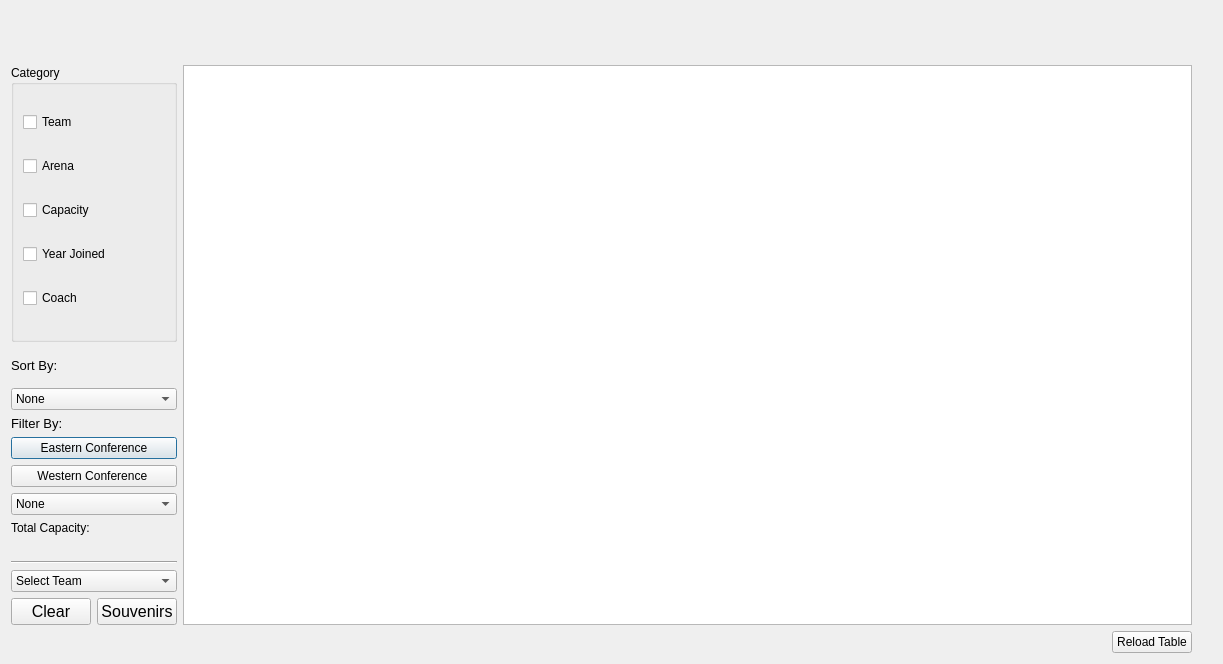
parham-sharaf/BTM-algo, file UI/display_team/display_team.ui: the form before one commit.
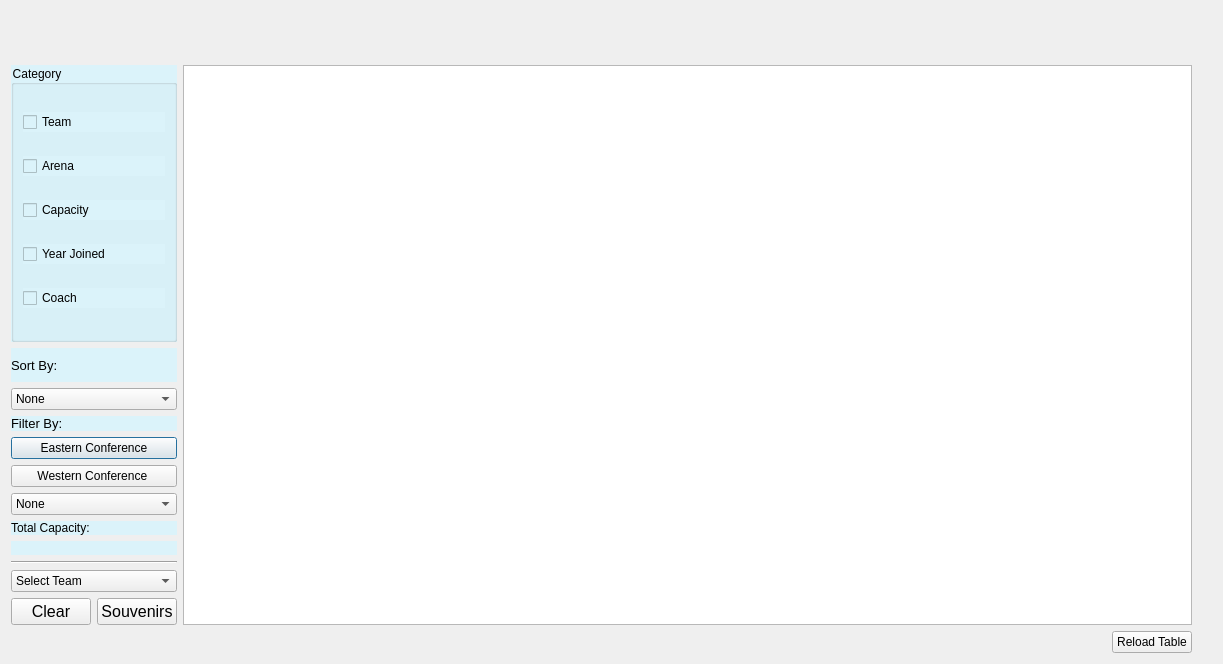
The form after the commit. Icons and pictures are not drawn.

Commit message: updated fonts and background pics / UI

```diff
--- a/UI/display_team/display_team.ui
+++ b/UI/display_team/display_team.ui
@@ -56,6 +56,10 @@
                  <pointsize>10</pointsize>
                 </font>
                </property>
+               <property name="styleSheet">
+                <string notr="true">background-color:#DBF3FA
+</string>
+               </property>
                <property name="text">
                 <string>Sort By:</string>
                </property>
@@ -103,6 +107,10 @@
                    <pointsize>10</pointsize>
                   </font>
                  </property>
+                 <property name="styleSheet">
+                  <string notr="true">background-color:#DBF3FA
+</string>
+                 </property>
                  <property name="text">
                   <string>Filter By:</string>
                  </property>
@@ -171,6 +179,10 @@
               <layout class="QVBoxLayout" name="verticalLayout_4">
                <item>
                 <widget class="QLabel" name="label_dbstatus">
+                 <property name="styleSheet">
+                  <string notr="true">background-color:#DBF3FA
+</string>
+                 </property>
                  <property name="text">
                   <string>Total Capacity:</string>
                  </property>
@@ -178,6 +190,10 @@
                </item>
                <item>
                 <widget class="QLabel" name="totalTeamCapacityLabel">
+                 <property name="styleSheet">
+                  <string notr="true">background-color:#DBF3FA
+</string>
+                 </property>
                  <property name="text">
                   <string/>
                  </property>
@@ -245,6 +261,10 @@
            </property>
            <item>
             <widget class="QGroupBox" name="groupBox">
+             <property name="styleSheet">
+              <string notr="true">background-color:#DBF3FA
+</string>
+             </property>
              <property name="title">
               <string>Category</string>
              </property>
```
The commit also changes 23 other files.
